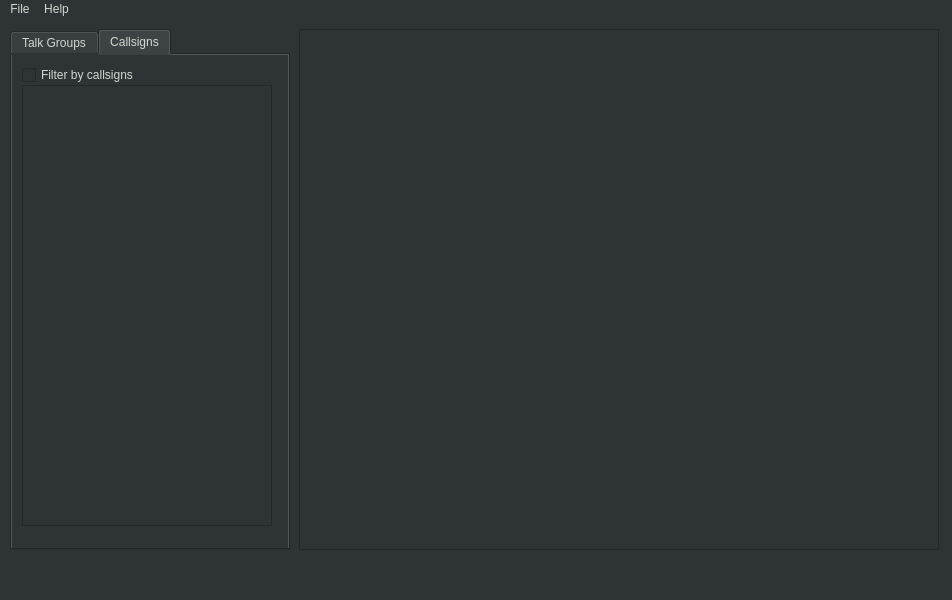
First picture: the form in Sources/U2.Suite/brandmeister/ui/BmMonitorMainWindow.ui, repository ut8uu/U2.Suite.Python, before the edit.
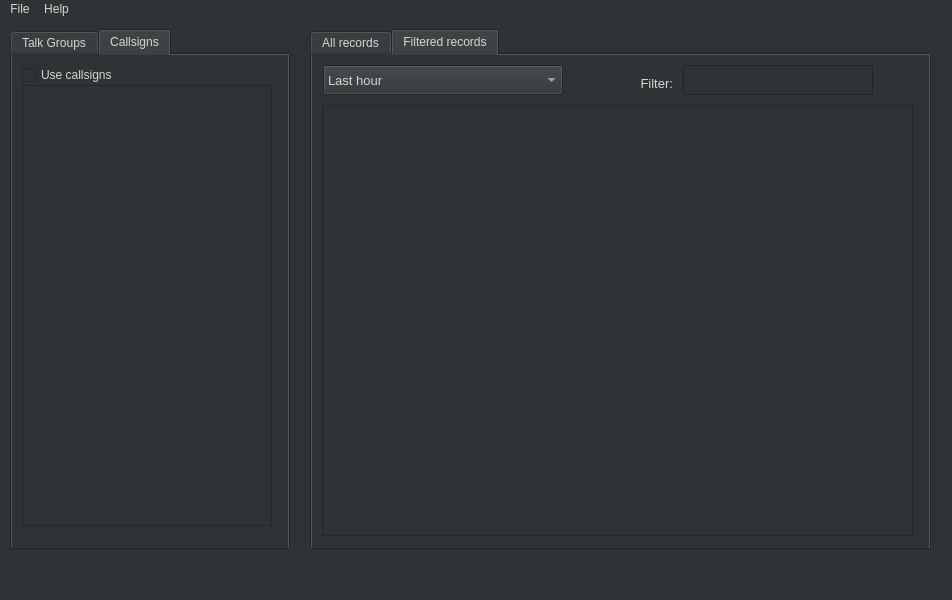
Second picture: the form after the edit. The open tabs and pages were chosen to show the change.

Commit message: Added filtering of the records

Diff of the .ui file:
```diff
--- a/Sources/U2.Suite/brandmeister/ui/BmMonitorMainWindow.ui
+++ b/Sources/U2.Suite/brandmeister/ui/BmMonitorMainWindow.ui
@@ -98,12 +98,12 @@
        <rect>
         <x>10</x>
         <y>10</y>
-        <width>311</width>
+        <width>250</width>
         <height>20</height>
        </rect>
       </property>
       <property name="text">
-       <string>Filter by callsigns</string>
+       <string>Use callsigns</string>
       </property>
      </widget>
      <widget class="QPlainTextEdit" name="tbCallsigns">
@@ -129,23 +129,145 @@
      </widget>
     </widget>
    </widget>
-   <widget class="QListWidget" name="monitoringList">
+   <widget class="QTabWidget" name="tabRecords">
     <property name="geometry">
      <rect>
-      <x>299</x>
+      <x>310</x>
       <y>10</y>
-      <width>640</width>
+      <width>621</width>
       <height>521</height>
      </rect>
     </property>
-    <property name="font">
-     <font>
-      <family>JetBrains Mono</family>
-      <pointsize>12</pointsize>
-      <weight>50</weight>
-      <bold>false</bold>
-     </font>
+    <property name="currentIndex">
+     <number>0</number>
     </property>
+    <widget class="QWidget" name="tabAllRecords">
+     <attribute name="title">
+      <string>All records</string>
+     </attribute>
+     <widget class="QListView" name="monitoringList">
+      <property name="geometry">
+       <rect>
+        <x>10</x>
+        <y>10</y>
+        <width>591</width>
+        <height>470</height>
+       </rect>
+      </property>
+      <property name="font">
+       <font>
+        <family>JetBrains Mono</family>
+        <pointsize>10</pointsize>
+        <weight>50</weight>
+        <bold>false</bold>
+       </font>
+      </property>
+     </widget>
+    </widget>
+    <widget class="QWidget" name="tabFilteredRecords">
+     <attribute name="title">
+      <string>Filtered records</string>
+     </attribute>
+     <widget class="QComboBox" name="cbTimestampFilter">
+      <property name="geometry">
+       <rect>
+        <x>11</x>
+        <y>10</y>
+        <width>240</width>
+        <height>30</height>
+       </rect>
+      </property>
+      <property name="font">
+       <font>
+        <pointsize>10</pointsize>
+       </font>
+      </property>
+      <item>
+       <property name="text">
+        <string>Last hour</string>
+       </property>
+      </item>
+      <item>
+       <property name="text">
+        <string>Last 6 hours</string>
+       </property>
+      </item>
+      <item>
+       <property name="text">
+        <string>Last 12 hours</string>
+       </property>
+      </item>
+      <item>
+       <property name="text">
+        <string>Last 24 hours</string>
+       </property>
+      </item>
+      <item>
+       <property name="text">
+        <string>Last week</string>
+       </property>
+      </item>
+      <item>
+       <property name="text">
+        <string>All</string>
+       </property>
+      </item>
+     </widget>
+     <widget class="QLabel" name="label">
+      <property name="geometry">
+       <rect>
+        <x>271</x>
+        <y>20</y>
+        <width>90</width>
+        <height>16</height>
+       </rect>
+      </property>
+      <property name="font">
+       <font>
+        <pointsize>10</pointsize>
+       </font>
+      </property>
+      <property name="text">
+       <string>Filter:</string>
+      </property>
+      <property name="alignment">
+       <set>Qt::AlignRight|Qt::AlignTrailing|Qt::AlignVCenter</set>
+      </property>
+     </widget>
+     <widget class="QLineEdit" name="tbFilterCallsign">
+      <property name="geometry">
+       <rect>
+        <x>371</x>
+        <y>10</y>
+        <width>190</width>
+        <height>30</height>
+       </rect>
+      </property>
+      <property name="font">
+       <font>
+        <pointsize>10</pointsize>
+       </font>
+      </property>
+     </widget>
+     <widget class="QListView" name="monitoringFilteredList">
+      <property name="geometry">
+       <rect>
+        <x>10</x>
+        <y>50</y>
+        <width>591</width>
+        <height>431</height>
+       </rect>
+      </property>
+      <property name="font">
+       <font>
+        <family>JetBrains Mono</family>
+        <pointsize>10</pointsize>
+        <weight>50</weight>
+        <bold>false</bold>
+       </font>
+      </property>
+     </widget>
+    </widget>
    </widget>
   </widget>
   <widget class="QMenuBar" name="menubar">
```
Left out of the diff: 2 changed lines with no effect on the pictures. The commit also changes 5 other files.
